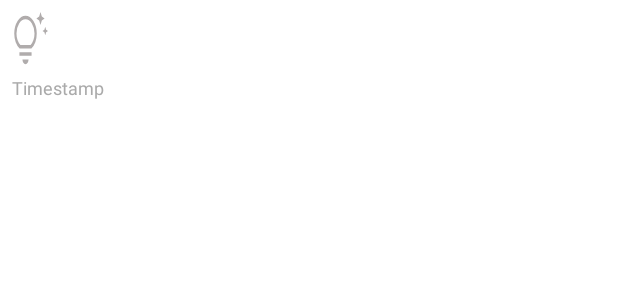
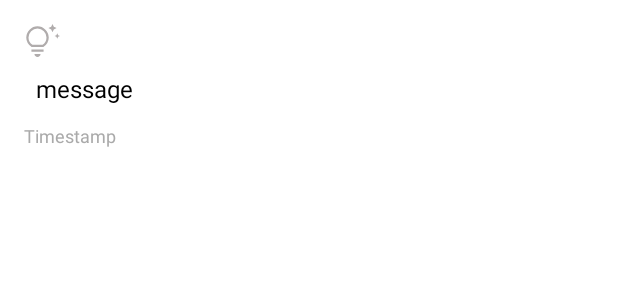
Before and after one commit to mar-one1/NoteCook, an Android app: the layout item_message.xml on its own in the app's theme, with its tools: preview values and no code run, on a phone screen of 412 x 824 dp. Shown: the top 300 px of the screen. Run offline under Robolectric (Android 15) with nearby library versions, the phone set to English and light mode, and no system bars.

Commit message:
make recipe affiche text message !!

```diff
--- a/app/src/main/java/com/example/notecook/Api/ApiClient.java
+++ b/app/src/main/java/com/example/notecook/Api/ApiClient.java
@@ -12,8 +12,8 @@ import retrofit2.Retrofit;
 import retrofit2.converter.gson.GsonConverterFactory;
 
 public class ApiClient {
-    public static final String BASE_URL = "http://192.168.56.1:3000/";
-    //    public static final String BASE_URL = "https://e799-196-74-230-60.ngrok-free.app/";
+    //public static final String BASE_URL = "http://192.168.56.1:3000/";
+     public static final String BASE_URL = "https://d0b8-196-65-225-210.ngrok-free.app/";
     private static Retrofit retrofit = null;
 
 
--- a/app/src/main/res/layout/fragment_chat.xml
+++ b/app/src/main/res/layout/fragment_chat.xml
@@ -8,7 +8,8 @@
 
     <RelativeLayout
         android:layout_width="match_parent"
-        android:layout_height="match_parent">
+        android:layout_height="match_parent"
+        android:orientation="horizontal">
 
         <androidx.recyclerview.widget.RecyclerView
             android:id="@+id/messages_view"
--- a/app/src/main/res/layout/item_message.xml
+++ b/app/src/main/res/layout/item_message.xml
@@ -1,17 +1,28 @@
 <?xml version="1.0" encoding="utf-8"?>
 <LinearLayout xmlns:android="http://schemas.android.com/apk/res/android"
-    android:layout_width="wrap_content"
+    android:layout_width="match_parent"
     android:layout_height="wrap_content"
     android:orientation="vertical"
     android:padding="8dp">
 
+    <LinearLayout
+        android:id="@+id/ll_message"
+        android:layout_width="match_parent"
+        android:layout_height="wrap_content"
+        android:layout_gravity="start"
+        android:orientation="vertical"
+        android:padding="8dp">
+        <ImageView android:id="@+id/image_message"
+            android:layout_width="wrap_content"
+            android:layout_height="wrap_content"
+            android:background="@drawable/ic_tips_and_updates_fill0_wght400_grad0_opsz48"/>
         <TextView
             android:id="@+id/messageText"
             android:layout_width="wrap_content"
             android:layout_height="wrap_content"
-        android:background="@drawable/ic_tips_and_updates_fill0_wght400_grad0_opsz48"
             android:padding="8dp"
-        android:textColor="@android:color/white"
+            android:textColor="#000000"
+            android:text="message"
             android:textSize="16sp" />
 
         <TextView
@@ -22,5 +33,5 @@
             android:text="Timestamp"
             android:textColor="@android:color/darker_gray"
             android:textSize="12sp" />
-
     </LinearLayout>
+</LinearLayout>
```
Also changed, not shown: app/src/main/java/com/example/notecook/Adapter/ChatAdapter.java (+13 -5 lines). Lines whose indentation alone changed are shown as unchanged.
